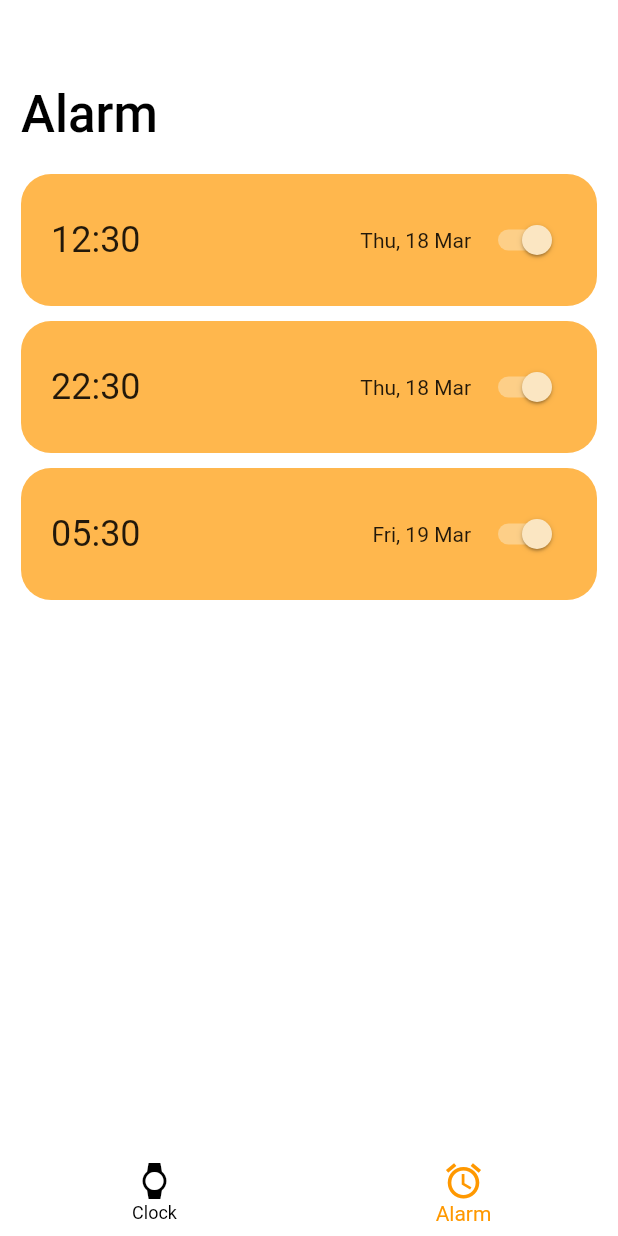
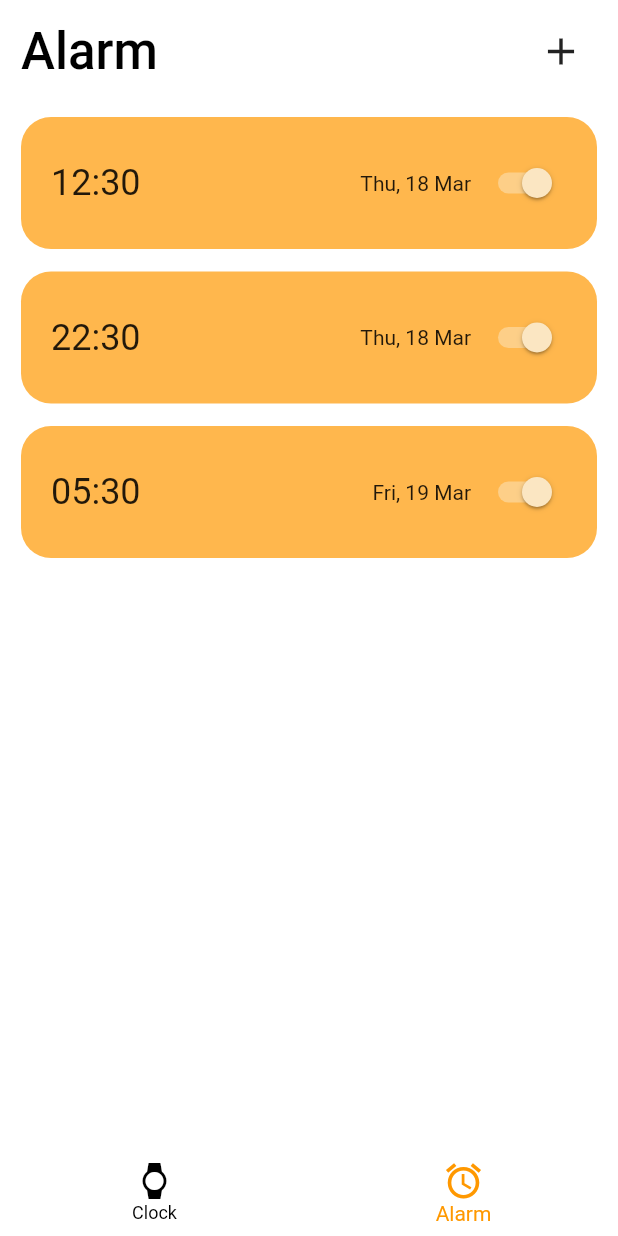
Before and after one commit to SanchezQb/flutter_alarm_clock, a Flutter app: the screen it shows after launch, item 2 of the bottom bar chosen, on a phone screen of 412 x 824 dp. Run offline on Flutter 3.47's test engine with Material 2 defaults, Android fonts, the phone set to English and light mode, and no system bars; our stand-ins replace get.

Commit message:
Add Alarm Page and Simple State Manager

```diff
--- a/lib/application/ui/alarm/pages/alarm_page.dart
+++ b/lib/application/ui/alarm/pages/alarm_page.dart
@@ -1,14 +1,18 @@
 import 'package:clock_app/application/ui/alarm/data/alarms.dart';
 import 'package:flutter/material.dart';
+import 'package:get/route_manager.dart';
 import 'package:intl/intl.dart';
 
 class AlarmPage extends StatelessWidget {
   @override
   Widget build(BuildContext context) {
     return Padding(
-      padding: const EdgeInsets.symmetric(horizontal: 14.0),
+      padding: const EdgeInsets.symmetric(horizontal: 14.0, vertical: 10),
       child: Column(
         crossAxisAlignment: CrossAxisAlignment.start,
+        children: [
+          Row(
+            mainAxisAlignment: MainAxisAlignment.spaceBetween,
             children: [
               Text(
                 'Alarm',
@@ -16,6 +20,14 @@ class AlarmPage extends StatelessWidget {
                     .textTheme
                     .headline4
                     .copyWith(color: Colors.black, fontWeight: FontWeight.w500),
+              ),
+              IconButton(
+                icon: const Icon(Icons.add, size: 30),
+                onPressed: () {
+                  Get.toNamed('/add-alarm');
+                },
+              )
+            ],
           ),
           const SizedBox(
             height: 20,
@@ -29,7 +41,7 @@ class AlarmPage extends StatelessWidget {
                     DateFormat('HH:mm').format(alarm.alarmDateTime);
                 return Container(
                   padding: const EdgeInsets.all(20.0),
-                  margin: const EdgeInsets.only(bottom: 10.0),
+                  margin: const EdgeInsets.only(bottom: 15.0),
                   decoration: BoxDecoration(
                     borderRadius: BorderRadius.circular(20.0),
                     color: Colors.orange[300],
--- a/lib/application/ui/home/pages/home_page.dart
+++ b/lib/application/ui/home/pages/home_page.dart
@@ -18,11 +18,7 @@ class _HomePageState extends State<HomePage> {
   Widget build(BuildContext context) {
     return Scaffold(
       backgroundColor: Colors.white,
-      appBar: AppBar(
-        backgroundColor: Colors.white,
-        elevation: 0,
-      ),
-      body: _pages[_currentIndex],
+      body: SafeArea(child: _pages[_currentIndex]),
       bottomNavigationBar: BottomNavigationBar(
         items: tabItems(),
         type: BottomNavigationBarType.fixed,
--- a/lib/main.dart
+++ b/lib/main.dart
@@ -1,6 +1,6 @@
+import 'package:clock_app/routes.dart';
 import 'package:flutter/material.dart';
-
-import 'application/ui/home/pages/home_page.dart';
+import 'package:get/get.dart';
 
 void main() {
   runApp(MyApp());
@@ -9,13 +9,15 @@ void main() {
 class MyApp extends StatelessWidget {
   @override
   Widget build(BuildContext context) {
-    return MaterialApp(
+    return GetMaterialApp(
+      enableLog: false,
       title: 'Flutter Demo',
       theme: ThemeData(
         primarySwatch: Colors.blue,
         visualDensity: VisualDensity.adaptivePlatformDensity,
       ),
-      home: HomePage(),
+      initialRoute: '/',
+      onGenerateRoute: Routes.generateRoutes,
     );
   }
 }
--- /dev/null
+++ b/lib/routes.dart
@@ -0,0 +1,23 @@
+import 'package:flutter/material.dart';
+
+import 'application/ui/alarm/pages/add_alarm_page.dart';
+import 'application/ui/home/pages/home_page.dart';
+
+class Routes {
+  static Route<dynamic> generateRoutes(RouteSettings settings) {
+    switch (settings.name) {
+      case '/':
+        return MaterialPageRoute<bool>(
+          builder: (BuildContext context) => HomePage(),
+        );
+      case '/add-alarm':
+        return MaterialPageRoute<bool>(
+          builder: (BuildContext context) => AddAlarmPage(),
+        );
+      default:
+        return MaterialPageRoute<bool>(
+          builder: (BuildContext context) => HomePage(),
+        );
+    }
+  }
+}
--- a/pubspec.yaml
+++ b/pubspec.yaml
@@ -29,6 +29,8 @@ dependencies:
   # Use with the CupertinoIcons class for iOS style icons.
   cupertino_icons: ^1.0.0
   intl: ^0.16.1
+  flutter_local_notifications: ^4.0.1+2
+  get: ^3.26.0
 
 dev_dependencies:
   flutter_test:
```
Also changed, not shown: lib/application/ui/alarm/pages/add_alarm_page.dart (added, +24 -0 lines), lib/application/ui/alarm/widgets/frosted_glass_box.dart (deleted, +0 -76 lines), pubspec.lock, 6 other files. Lines whose indentation alone changed are shown as unchanged.
